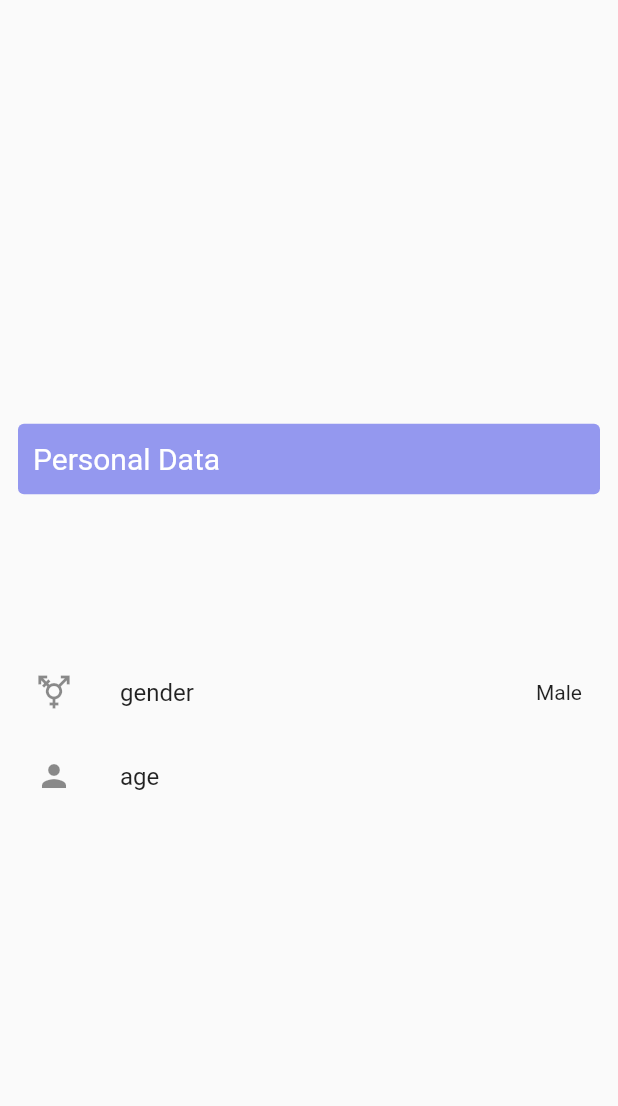
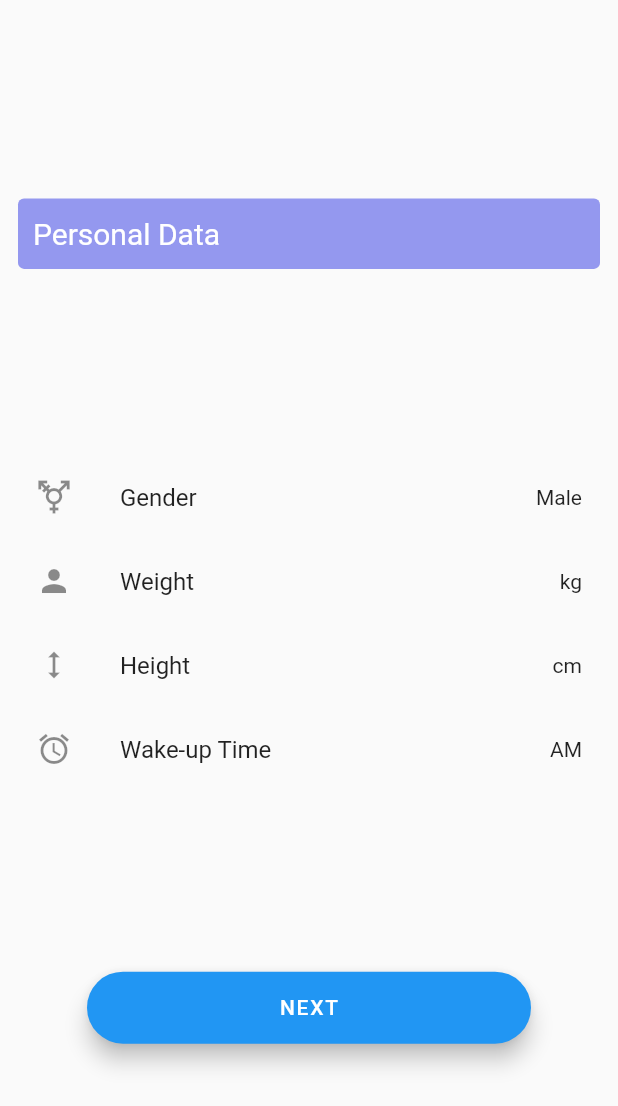
Before and after one commit to neddstarkk/Waterlog, a Flutter app: the screen it shows after launch, on a phone screen of 412 x 824 dp. Shown: the top 1106 px of the screen. Run offline on Flutter 3.47's test engine with Material 2 defaults, Android fonts, the phone set to English and light mode, and no system bars.

Commit message:
Added new enums, PersonalDataCardModels, and a FAB.

```diff
--- a/waterlog/lib/models/personal_data_card_model.dart
+++ b/waterlog/lib/models/personal_data_card_model.dart
@@ -3,7 +3,7 @@
 import 'package:flutter/material.dart';
 
 enum EntryFieldType {
-  SELECT, TEXT,
+  SELECT, TEXT, TIMEPICKER,
 }
 
 class PersonalDataCardModel {
--- a/waterlog/lib/presentation/waterlog.dart
+++ b/waterlog/lib/presentation/waterlog.dart
@@ -14,16 +14,16 @@ class Waterlog extends StatelessWidget {
       routes: {
         '/radio-option': (context) => RadioOption(onGenderChanged: (val) {}, title: '',),
       },
-      home: const Scaffold(
+      home: Scaffold(
         body: SafeArea(
           child: Padding(
             padding: EdgeInsets.all(8.0),
             child: Column(
-              mainAxisAlignment: MainAxisAlignment.center,
+              mainAxisAlignment: MainAxisAlignment.spaceEvenly,
               crossAxisAlignment: CrossAxisAlignment.stretch,
               children: [
                 // Spacer(),
-                Card(
+                const Card(
                   color: Color(0xff9498EF),
                   elevation: 0,
                   child: Padding(
@@ -33,10 +33,11 @@ class Waterlog extends StatelessWidget {
                         style: TextStyle(color: Colors.white, fontSize: 20)),
                   ),
                 ),
-                SizedBox(
-                  height: 100,
-                ),
-                PersonalDetailsEntry()
+                const PersonalDetailsEntry(),
+                Padding(
+                  padding: const EdgeInsets.symmetric(horizontal: 50.0),
+                  child: FloatingActionButton.extended(onPressed: () {}, label: const Text("NEXT")),
+                )
                 // Spacer(),
               ],
             ),
--- a/waterlog/lib/presentation/widgets/list_view_builder.dart
+++ b/waterlog/lib/presentation/widgets/list_view_builder.dart
@@ -18,7 +18,9 @@ class PersonalDetailsEntry extends StatefulWidget {
 class _PersonalDetailsEntryState extends State<PersonalDetailsEntry> {
   List<PersonalDataCardModel> items = [];
   Genders? gender = Genders.MALE;
-  String weight = '';
+  String weight = 'kg';
+  String height = 'cm';
+  String time = 'AM';
 
   void onGenderChanged(Genders? gender) {
     setState(() {
@@ -36,18 +38,32 @@ class _PersonalDetailsEntryState extends State<PersonalDetailsEntry> {
   Widget build(BuildContext context) {
     items = [
       PersonalDataCardModel(
-          icon: const Icon(Icons.transgender),
-          type: EntryFieldType.SELECT,
-          title: "gender",
-          value: gender == Genders.MALE ? "Male" : "Female"),
+        type: EntryFieldType.SELECT,
+        title: "Gender",
+        value: gender == Genders.MALE ? "Male" : "Female",
+        icon: const Icon(Icons.transgender),
+      ),
       PersonalDataCardModel(
-          icon: const Icon(Icons.person),
-          type: EntryFieldType.TEXT,
-          title: "age",
-          value: weight),
+        type: EntryFieldType.TEXT,
+        title: "Weight",
+        value: weight,
+        icon: const Icon(Icons.person),
+      ),
+      PersonalDataCardModel(
+        type: EntryFieldType.TEXT,
+        title: "Height",
+        value: height,
+        icon: const Icon(Icons.height),
+      ),
+      PersonalDataCardModel(
+        type: EntryFieldType.TIMEPICKER,
+        title: "Wake-up Time",
+        value: time,
+        icon: const Icon(Icons.alarm),
+      ),
     ];
     return ListView.builder(
-      itemCount: 2,
+      itemCount: items.length,
       itemBuilder: (context, index) {
         return ListTile(
             trailing: Text(items[index].value.toString()),
@@ -64,10 +80,14 @@ class _PersonalDetailsEntryState extends State<PersonalDetailsEntry> {
                         gender: gender,
                       );
                     }
+                    else if (items[index].type == EntryFieldType.TIMEPICKER) {
+
+                    }
                     return TextOption(
                       title: items[index].title,
                       operation: onWeightChanged,
                       prevVal: weight,
+                      unit: "kg",
                     );
                   });
             });
--- a/waterlog/lib/presentation/widgets/text_option.dart
+++ b/waterlog/lib/presentation/widgets/text_option.dart
@@ -6,12 +6,14 @@ class TextOption extends StatefulWidget {
   final String title;
   final Function(String val) operation;
   final String prevVal;
+  final String unit;
 
   const TextOption(
       {super.key,
-        required this.title,
-        required this.operation,
-        required this.prevVal});
+      required this.title,
+      required this.operation,
+      required this.prevVal,
+      required this.unit});
 
   @override
   State<TextOption> createState() => _TextOptionState();
@@ -27,14 +29,12 @@ class _TextOptionState extends State<TextOption> {
       content: TextField(
         controller: _controller,
         decoration: const InputDecoration(
-            border: UnderlineInputBorder(),
-            labelText: "Enter the value"
-        ),
+            border: UnderlineInputBorder(), labelText: "Enter the value"),
       ),
       actions: [
         TextButton(
             onPressed: () {
-              widget.operation(_controller.text);
+              widget.operation("${_controller.text} ${widget.unit}");
               Navigator.pop(context);
             },
             child: const Text("Confirm"))
```
